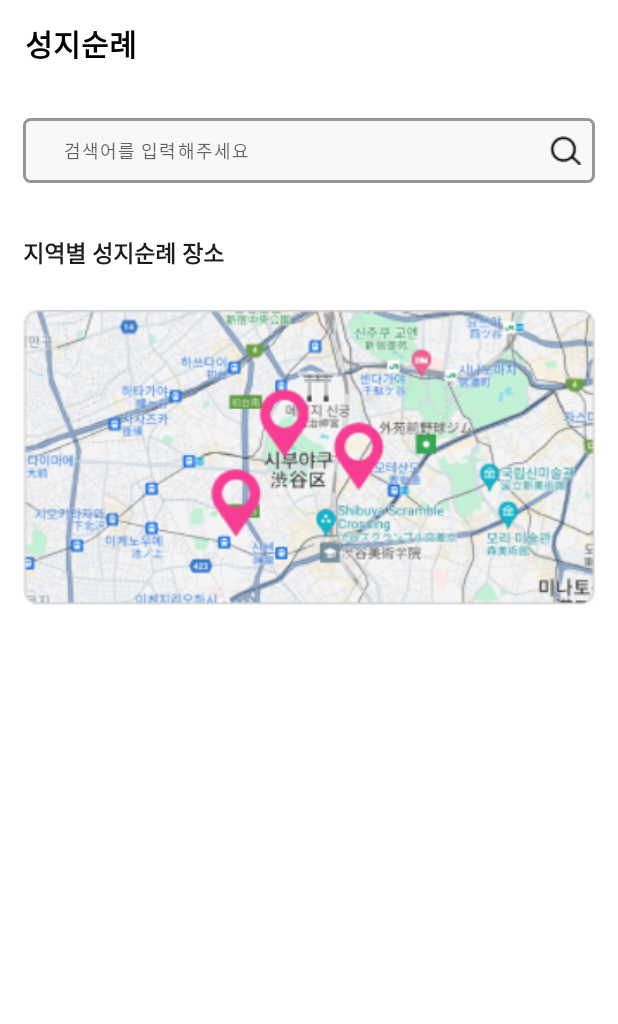
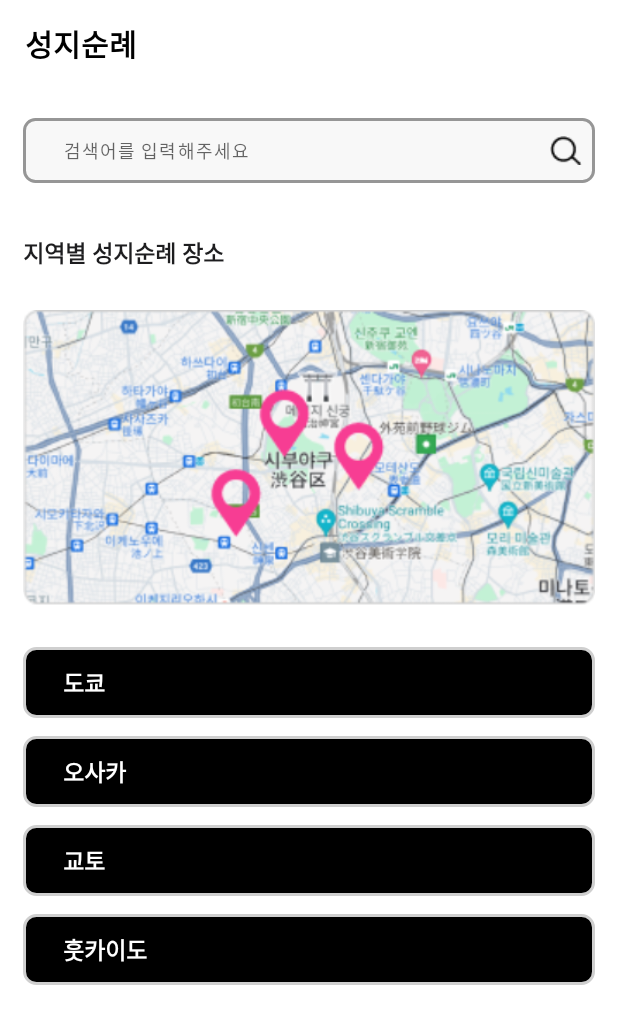
Before and after one commit to UMC5th-bias/Front, an Android app: the layout fragment_rallyplace.xml on its own in the app's theme, with its tools: preview values and no code run, on a phone screen of 412 x 824 dp. Shown: the top 1024 px of the screen. Run offline under Robolectric (Android 15) with nearby library versions, the light colour scheme and no system bars.

Commit message:
장소 목록 추가 / 스크롤 추가

```diff
--- /dev/null
+++ b/app/src/main/res/drawable/rallyplace_blackbackground.xml
@@ -0,0 +1,8 @@
+<?xml version="1.0" encoding="utf-8"?>
+<shape xmlns:android="http://schemas.android.com/apk/res/android">
+    <solid android:color="#000000"/> <!-- 배경색 -->
+    <stroke
+        android:width="2dp"
+        android:color="#CFCFCF"/> <!-- 테두리 색상과 두께 -->
+    <corners android:radius="8.21dp"/> <!-- 모서리 둥글기 -->
+</shape>
--- a/app/src/main/res/drawable/search_bar_border.xml
+++ b/app/src/main/res/drawable/search_bar_border.xml
@@ -4,5 +4,5 @@
     <stroke
         android:width="2dp"
         android:color="#969696"/> <!-- 테두리 색상과 두께 -->
-    <corners android:radius="4dp"/> <!-- 모서리 둥글기 -->
+    <corners android:radius="7dp"/> <!-- 모서리 둥글기 -->
 </shape>
--- a/app/src/main/res/layout/fragment_rallyplace.xml
+++ b/app/src/main/res/layout/fragment_rallyplace.xml
@@ -1,9 +1,14 @@
 <?xml version="1.0" encoding="utf-8"?>
-<LinearLayout xmlns:android="http://schemas.android.com/apk/res/android"
+<ScrollView xmlns:android="http://schemas.android.com/apk/res/android"
+    android:id="@+id/rallyPlaceContainer"
     android:layout_width="match_parent"
     android:layout_height="match_parent"
+    android:fillViewport="true"    >
+
+    <LinearLayout
+        android:layout_width="match_parent"
+        android:layout_height="wrap_content"
         android:orientation="vertical">
-
         <TextView
             android:layout_width="wrap_content"
             android:text="성지순례"
@@ -16,11 +21,12 @@
 
         <EditText
             android:id="@+id/searchTextView"
+            android:inputType="text"
             android:layout_width="match_parent"
             android:layout_height="wrap_content"
             android:hint="검색어를 입력해주세요"
-        android:paddingLeft="27dp"
-        android:paddingRight="8.59dp"
+            android:paddingStart="27dp"
+            android:paddingEnd="8.59dp"
             android:paddingVertical="12dp"
             android:layout_marginTop="34.5dp"
             android:layout_marginHorizontal="15.5dp"
@@ -28,7 +34,7 @@
             android:letterSpacing="0.06"
             android:textColor="#CCCCCC"
             android:background="@drawable/search_bar_border"
-        android:drawableRight="@drawable/search_icon"
+            android:drawableEnd="@drawable/search_icon"
             android:maxLines="1"/>
 
         <TextView
@@ -38,7 +44,7 @@
             android:textSize="15sp"
             android:textColor="#1D1D1F"
             android:layout_marginTop="34.48dp"
-        android:layout_marginLeft="15.28dp"
+            android:layout_marginStart="15.28dp"
             android:textStyle="bold"/>
 
         <ImageView
@@ -46,11 +52,65 @@
             android:layout_height="200dp"
             android:layout_marginTop="25dp"
             android:layout_marginHorizontal="15dp"
-        android:src="@drawable/map"/>
+            android:src="@drawable/map"
+            android:contentDescription="지역별 성지순례 장소 지도"/>
+
+
+        <TextView
+            android:layout_width="match_parent"
+            android:layout_height="wrap_content"
+            android:background="@drawable/rallyplace_blackbackground"
+            android:paddingHorizontal="26.8dp"
+            android:paddingVertical="11.88dp"
+            android:layout_marginHorizontal="15dp"
+            android:layout_marginTop="26dp"
+            android:textColor="#FFFFFF"
+            android:textStyle="bold"
+            android:textSize="15sp"
+            android:text="도쿄"/>
+        <TextView
+            android:layout_width="match_parent"
+            android:layout_height="wrap_content"
+            android:background="@drawable/rallyplace_blackbackground"
+            android:paddingHorizontal="26.8dp"
+            android:paddingVertical="11.88dp"
+            android:layout_marginHorizontal="15dp"
+            android:layout_marginTop="12.2dp"
+            android:textColor="#FFFFFF"
+            android:textStyle="bold"
+            android:textSize="15sp"
+            android:text="오사카"/>
+        <TextView
+            android:layout_width="match_parent"
+            android:layout_height="wrap_content"
+            android:background="@drawable/rallyplace_blackbackground"
+            android:paddingHorizontal="26.8dp"
+            android:paddingVertical="11.88dp"
+            android:layout_marginHorizontal="15dp"
+            android:layout_marginTop="12.2dp"
+            android:textColor="#FFFFFF"
+            android:textStyle="bold"
+            android:textSize="15sp"
+            android:text="교토"/>
+        <TextView
+            android:layout_width="match_parent"
+            android:layout_height="wrap_content"
+            android:background="@drawable/rallyplace_blackbackground"
+            android:paddingHorizontal="26.8dp"
+            android:paddingVertical="11.88dp"
+            android:layout_marginHorizontal="15dp"
+            android:layout_marginTop="12.2dp"
+            android:layout_marginBottom="90dp"
+            android:textColor="#FFFFFF"
+            android:textStyle="bold"
+            android:textSize="15sp"
+            android:text="훗카이도"/>
+    </LinearLayout>
 
 
 
 
 
 
-</LinearLayout>
+
+</ScrollView>
```
Lines whose indentation alone changed are shown as unchanged.
